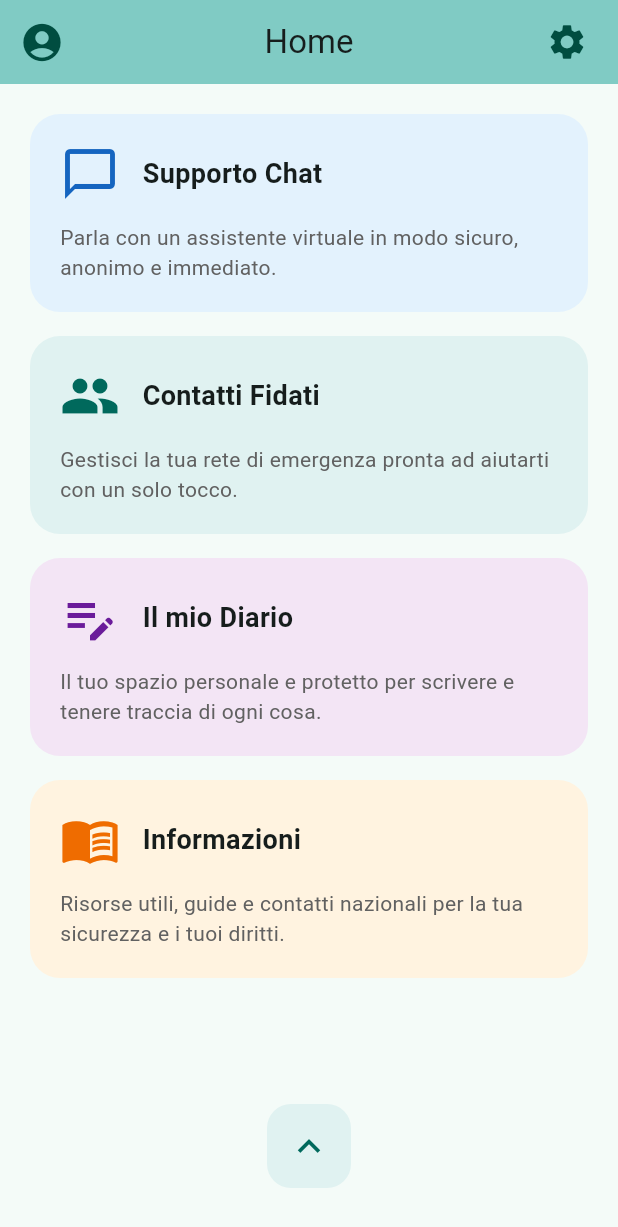
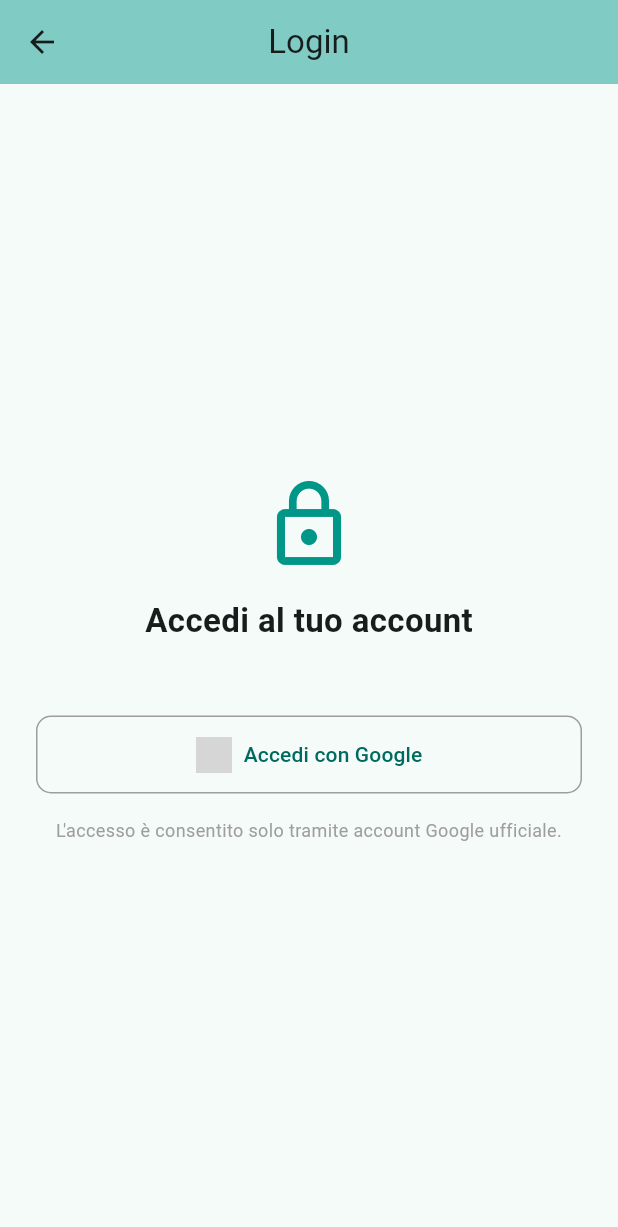
Before and after one commit to SWE-BitByBit/project-MVP, a Flutter app: the screen it shows after launch, after a tap on the "account circle" icon, on a phone screen of 412 x 824 dp. Shown: the top 1227 px of the screen. Run offline on Flutter 3.47's test engine with Material 3 defaults, Android fonts, the phone set to English and light mode, and no system bars; our stand-ins replace flutter_dotenv; missing offline and left inert: flutter_web_auth_2; grey boxes are pictures that could not be loaded.

Commit message:
Creati file per auth

```diff
--- /dev/null
+++ b/frontend/lib/data/repositories/auth_repository.dart
@@ -0,0 +1,46 @@
+import 'dart:convert';
+import '../../domain/user.dart';
+import '../dtos/user_dto.dart';
+import '../services/auth_service.dart';
+
+/// Coordina l'accesso ai dati di autenticazione.
+/// Agisce da tramite tra il livello di servizio ([AuthService]) e il livello UI.
+class AuthRepository {
+  final AuthService _authService;
+  User? _currentUser;
+
+  /// Inizializza il repository con un'istanza di [authService].
+  AuthRepository(this._authService);
+
+  /// Restituisce l'utente attualmente autenticato, se presente.
+  User? getCurrentUser() => _currentUser;
+
+  /// Verifica se esiste un utente attualmente autenticato.
+  bool isLoggedIn() => _currentUser != null;
+
+  /// Avvia il processo di login delegando l'operazione di rete al servizio.
+  /// In caso di successo, converte i dati grezzi in un oggetto [User] e lo salva.
+  Future<User?> login() async {
+    try {
+      // 1. Chiediamo al motore (Service) di fare il lavoro sporco su internet
+      final Map<String, dynamic> rawData = await _authService.login();
+
+      // 2. Trasformiamo la mappa grezza in una stringa JSON
+      final String jsonString = jsonEncode(rawData);
+
+      // 3. Usiamo il traduttore (DTO) per creare l'utente pulito
+      _currentUser = UserDTO.fromJson(jsonString);
+
+      return _currentUser;
+    } catch (e) {
+      print('Errore nel Repository durante il login: $e');
+      return null;
+    }
+  }
+
+  /// Esegue il logout dell'utente corrente e cancella i dati in memoria.
+  Future<void> logout() async {
+    await _authService.logout();
+    _currentUser = null;
+  }
+}
--- /dev/null
+++ b/frontend/lib/domain/user.dart
@@ -0,0 +1,22 @@
+/// Rappresenta l'entità utente all'interno del livello di dominio dell'applicazione.
+/// Questa classe è pura e non contiene logica di conversione dati.
+class User {
+  final String sub;
+  final String email;
+  final String name;
+  final String surname;
+  final String idToken;
+  final String accessToken;
+  final String? refreshToken;
+
+  /// Inizializza un'istanza di [User] con i parametri obbligatori e opzionali.
+  const User({
+    required this.sub,
+    required this.email,
+    required this.name,
+    required this.surname,
+    required this.idToken,
+    required this.accessToken,
+    this.refreshToken,
+  });
+}
--- a/frontend/lib/main.dart
+++ b/frontend/lib/main.dart
@@ -1,11 +1,24 @@
 import 'package:flutter/material.dart';
+import 'package:flutter_dotenv/flutter_dotenv.dart'; // Importa il pacchetto per le variabili d'ambiente
 import 'ui/home/widget/home_screen.dart';
 
 /// Punto di ingresso principale dell'applicazione.
 ///
-/// Inizializza e avvia l'applicazione Flutter istanziando [MainApp]
-/// come widget radice tramite [runApp].
-void main() {
+/// Inizializza le configurazioni di sistema e carica le variabili d'ambiente
+/// prima di avviare l'interfaccia utente tramite [runApp].
+Future<void> main() async {
+  // Assicura che i servizi dei widget di Flutter siano inizializzati.
+  // È obbligatorio chiamarlo se si eseguono operazioni asincrone nel main.
+  WidgetsFlutterBinding.ensureInitialized();
+
+  // Carica il file delle configurazioni segrete (.env).
+  // In caso di errore (file mancante), l'app stamperà l'errore in console.
+  try {
+    await dotenv.load(fileName: ".env");
+  } catch (e) {
+    debugPrint("Attenzione: Impossibile caricare il file .env: $e");
+  }
+
   runApp(const MainApp());
 }
 
@@ -13,14 +26,12 @@ void main() {
 class MainApp extends StatelessWidget {
   const MainApp({super.key});
 
-  /// Costruisce il widget radice dell'applicazione.
-  ///
-  /// Restituisce un [MaterialApp] con il tema globale basato sul colore
-  /// primario teal e imposta [HomeScreen] come schermata iniziale.
   @override
   Widget build(BuildContext context) {
     return MaterialApp(
       title: 'L\'App che Protegge e Trasforma',
+      debugShowCheckedModeBanner:
+          false, // Rimuove il banner "Debug" in alto a destra
       theme: ThemeData(
         colorScheme: ColorScheme.fromSeed(seedColor: Colors.teal),
         useMaterial3: true,
--- /dev/null
+++ b/frontend/lib/ui/auth/view_model/auth_view_model.dart
@@ -0,0 +1,55 @@
+import 'package:flutter/material.dart';
+import '../../../../domain/user.dart';
+import '../../../../data/repositories/auth_repository.dart';
+
+/// Gestisce lo stato della UI per l'autenticazione e coordina le azioni dell'utente.
+class AuthViewModel extends ChangeNotifier {
+  final AuthRepository _authRepository;
+
+  bool _isLoading = false;
+  String? _errorMessage;
+
+  /// Inizializza il view model con un'istanza di [authRepository].
+  AuthViewModel(this._authRepository);
+
+  /// Indica se è in corso un'operazione asincrona (mostra la rotellina di caricamento).
+  bool get isLoading => _isLoading;
+
+  /// Contiene un eventuale messaggio di errore da mostrare all'utente.
+  String? get errorMessage => _errorMessage;
+
+  /// Restituisce l'utente corrente ottenuto dal repository.
+  User? get currentUser => _authRepository.getCurrentUser();
+
+  /// Avvia la procedura di login, aggiornando lo stato della UI.
+  Future<void> login() async {
+    _setLoading(true);
+    _errorMessage = null; // Resettiamo eventuali errori precedenti
+
+    try {
+      final user = await _authRepository.login();
+      if (user == null) {
+        _errorMessage = 'Autenticazione fallita o annullata.';
+      }
+    } catch (e) {
+      _errorMessage = 'Si è verificato un errore di connessione.';
+    } finally {
+      // finally viene eseguito SEMPRE, sia che vada bene, sia che vada in errore.
+      // Spegniamo la rotellina di caricamento.
+      _setLoading(false);
+    }
+  }
+
+  /// Avvia la procedura di logout e notifica la UI.
+  Future<void> logout() async {
+    _setLoading(true);
+    await _authRepository.logout();
+    _setLoading(false);
+  }
+
+  /// Aggiorna lo stato di caricamento locale e notifica la grafica.
+  void _setLoading(bool value) {
+    _isLoading = value;
+    notifyListeners(); // Questo è il comando magico che aggiorna lo schermo!
+  }
+}
--- /dev/null
+++ b/frontend/lib/ui/auth/widget/google_login_button_widget.dart
@@ -0,0 +1,38 @@
+import 'package:flutter/material.dart';
+
+/// Rappresenta il pulsante per effettuare l'accesso tramite Google.
+class GoogleLoginButtonWidget extends StatelessWidget {
+  final VoidCallback onPressedCallback;
+  final bool isLoading;
+
+  /// Inizializza il pulsante richiedendo l'azione [onPressedCallback]
+  /// e lo stato di caricamento [isLoading].
+  const GoogleLoginButtonWidget({
+    super.key,
+    required this.onPressedCallback,
+    required this.isLoading,
+  });
+
+  /// Costruisce l'interfaccia del pulsante.
+  @override
+  Widget build(BuildContext context) {
+    // Se isLoading è vero, mostriamo la rotellina, altrimenti il bottone cliccabile
+    if (isLoading) {
+      return const Center(child: CircularProgressIndicator(color: Colors.teal));
+    }
+
+    return OutlinedButton.icon(
+      onPressed: onPressedCallback,
+      icon: Image.asset(
+        'assets/google_logo.jpg', // Assicurati di avere l'immagine nella cartella assets!
+        height: 24,
+      ),
+      label: const Text('Accedi con Google'),
+      style: OutlinedButton.styleFrom(
+        padding: const EdgeInsets.symmetric(vertical: 14),
+        side: const BorderSide(color: Colors.grey),
+        shape: RoundedRectangleBorder(borderRadius: BorderRadius.circular(10)),
+      ),
+    );
+  }
+}
--- /dev/null
+++ b/frontend/lib/ui/auth/widget/header_widget.dart
@@ -0,0 +1,21 @@
+import 'package:flutter/material.dart';
+
+/// Rappresenta l'intestazione visiva della pagina di autenticazione.
+class HeaderWidget extends StatelessWidget {
+  const HeaderWidget({super.key});
+
+  /// Costruisce l'interfaccia dell'intestazione.
+  @override
+  Widget build(BuildContext context) {
+    return Column(
+      children: const [
+        Icon(Icons.lock_outline, size: 64, color: Colors.teal),
+        SizedBox(height: 16),
+        Text(
+          'Accedi al tuo account',
+          style: TextStyle(fontSize: 22, fontWeight: FontWeight.bold),
+        ),
+      ],
+    );
+  }
+}
--- /dev/null
+++ b/frontend/lib/ui/auth/widget/login_screen.dart
@@ -0,0 +1,115 @@
+import 'package:flutter/material.dart';
+import '../../../../data/services/auth_service.dart';
+import '../../../../data/repositories/auth_repository.dart';
+import '../view_model/auth_view_model.dart';
+import 'header_widget.dart';
+import 'google_login_button_widget.dart';
+import 'logged_in_banner_widget.dart';
+
+/// Rappresenta la schermata principale per l'autenticazione dell'utente.
+class LoginScreen extends StatefulWidget {
+  const LoginScreen({super.key});
+
+  @override
+  State<LoginScreen> createState() => _LoginScreenState();
+}
+
+class _LoginScreenState extends State<LoginScreen> {
+  // Inizializziamo la nostra catena di architettura
+  late final AuthService _authService;
+  late final AuthRepository _authRepository;
+  late final AuthViewModel _viewModel;
+
+  @override
+  void initState() {
+    super.initState();
+    _authService = AuthService();
+    _authRepository = AuthRepository(_authService);
+    _viewModel = AuthViewModel(_authRepository);
+  }
+
+  @override
+  void dispose() {
+    _viewModel.dispose(); // Pulizia della memoria quando si chiude la schermata
+    super.dispose();
+  }
+
+  /// Costruisce l'interfaccia utente combinando i vari widget.
+  @override
+  Widget build(BuildContext context) {
+    return Scaffold(
+      appBar: AppBar(
+        title: const Text('Login'),
+        backgroundColor: Colors.teal.shade200,
+        centerTitle: true,
+      ),
+      body: Center(
+        child: SingleChildScrollView(
+          padding: const EdgeInsets.all(24),
+          child: ConstrainedBox(
+            constraints: const BoxConstraints(maxWidth: 400),
+            child: ListenableBuilder(
+              // ListenableBuilder "ascolta" il ViewModel.
+              // Quando il ViewModel chiama notifyListeners(), questa parte si ridisegna!
+              listenable: _viewModel,
+              builder: (context, child) {
+                final isUserLoggedIn = _viewModel.currentUser != null;
+
+                return Column(
+                  mainAxisAlignment: MainAxisAlignment.center,
+                  crossAxisAlignment: CrossAxisAlignment.stretch,
+                  children: [
+                    // 1. HEADER (Sempre visibile)
+                    const HeaderWidget(),
+                    const SizedBox(height: 48),
+
+                    // Mostra un messaggio di errore se il ViewModel ne ha uno
+                    if (_viewModel.errorMessage != null) ...[
+                      Text(
+                        _viewModel.errorMessage!,
+                        style: const TextStyle(color: Colors.red),
+                        textAlign: TextAlign.center,
+                      ),
+                      const SizedBox(height: 16),
+                    ],
+
+                    // 2. LOGICA CONDIZIONALE: Bottone o Banner?
+                    if (isUserLoggedIn) ...[
+                      // Se è loggato, mostra il banner passandogli l'email
+                      LoggedInBannerWidget(
+                        email: _viewModel.currentUser!.email,
+                      ),
+                      const SizedBox(height: 20),
+                      TextButton(
+                        onPressed: () => _viewModel.logout(),
+                        child: const Text(
+                          'Disconnetti',
+                          style: TextStyle(color: Colors.grey),
+                        ),
+                      ),
+                    ] else ...[
+                      // Se NON è loggato, mostra il bottone Google
+                      GoogleLoginButtonWidget(
+                        isLoading: _viewModel.isLoading,
+                        onPressedCallback: () async {
+                          await _viewModel.login();
+                          // In futuro qui metteremo il codice per navigare alla HomePage!
+                        },
+                      ),
+                      const SizedBox(height: 16),
+                      const Text(
+                        'L\'accesso è consentito solo tramite account Google ufficiale.',
+                        textAlign: TextAlign.center,
+                        style: TextStyle(color: Colors.grey, fontSize: 12),
+                      ),
+                    ],
+                  ],
+                );
+              },
+            ),
+          ),
+        ),
+      ),
+    );
+  }
+}
--- a/frontend/lib/ui/home/widget/home_screen.dart
+++ b/frontend/lib/ui/home/widget/home_screen.dart
@@ -3,6 +3,7 @@ import 'package:provider/provider.dart';
 import '../view_model/home_view_model.dart';
 import 'home_dashboard_widget.dart';
 import 'home_actions_widget.dart';
+import '../../auth/widget/login_screen.dart';
 
 /// Schermata principale dell'applicazione.
 ///
@@ -42,7 +43,10 @@ class HomeScreenView extends StatelessWidget {
             color: Colors.teal.shade900,
           ),
           onPressed: () {
-            debugPrint("Vai al Profilo Utente!");
+            Navigator.push(
+              context,
+              MaterialPageRoute(builder: (context) => const LoginScreen()),
+            );
           },
         ),
         actions: [
```
Also changed, not shown: frontend/lib/data/dtos/user_dto.dart (added, +47 -0 lines), frontend/lib/data/services/auth_service.dart (added, +93 -0 lines), frontend/lib/ui/auth/widget/logged_in_banner_widget.dart (added, +42 -0 lines), frontend/pubspec.yaml (+6 -2 lines), frontend/pubspec.lock, 6 other files.
